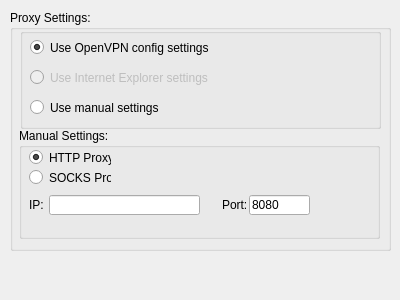
Above: proxysettings.ui from Securepoint/openvpn-client before the change. Below: the same form after it.
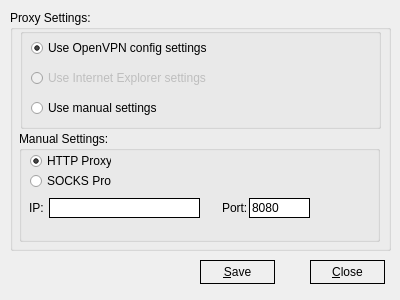
That is the form after the change. Icons and pictures are not drawn.

Diff of the .ui file:
```diff
--- a/proxysettings.ui
+++ b/proxysettings.ui
@@ -36,7 +36,7 @@
     <property name="geometry">
      <rect>
       <x>9</x>
-      <y>118</y>
+      <y>121</y>
       <width>361</width>
       <height>111</height>
      </rect>
@@ -66,6 +66,11 @@
        <height>20</height>
       </rect>
      </property>
+     <property name="styleSheet">
+      <string notr="true">:enabled {border: 1px solid black; background-color: rgb(255, 255, 255);}
+:disabled {border: 1px solid black; background-color: rgb(195, 195, 195);}
+:hover {border: 1px solid red; }</string>
+     </property>
     </widget>
     <widget class="QLabel" name="label_2">
      <property name="geometry">
@@ -89,6 +94,11 @@
        <height>20</height>
       </rect>
      </property>
+     <property name="styleSheet">
+      <string notr="true">:enabled {border: 1px solid black; background-color: rgb(255, 255, 255);}
+:disabled {border: 1px solid black; background-color: rgb(195, 195, 195);}
+:hover {border: 1px solid red; }</string>
+     </property>
      <property name="text">
       <string>8080</string>
      </property>
@@ -102,6 +112,32 @@
        <height>19</height>
       </rect>
      </property>
+     <property name="styleSheet">
+      <string notr="true">QRadioButton { 
+spacing: 5px;
+}
+
+QRadioButton::indicator {
+width: 13px;
+height: 13px;
+}
+
+QRadioButton::indicator::unchecked:enabled {
+image: url(:/images/styles/radiobutton_unchecked.png);
+}
+
+QRadioButton::indicator::checked:enabled {
+image: url(:/images/styles/radiobutton_checked.png);
+}
+
+QRadioButton::indicator::unchecked:disabled {
+image: url(:/images/styles/radiobutton_unchecked_dis.png);
+}
+
+QRadioButton::indicator::checked:disabled {
+image: url(:/images/styles/radiobutton_checked_dis.png);
+}</string>
+     </property>
      <property name="text">
       <string>HTTP Proxy</string>
      </property>
@@ -118,6 +154,32 @@
        <height>19</height>
       </rect>
      </property>
+     <property name="styleSheet">
+      <string notr="true">QRadioButton { 
+spacing: 5px;
+}
+
+QRadioButton::indicator {
+width: 13px;
+height: 13px;
+}
+
+QRadioButton::indicator::unchecked:enabled {
+image: url(:/images/styles/radiobutton_unchecked.png);
+}
+
+QRadioButton::indicator::checked:enabled {
+image: url(:/images/styles/radiobutton_checked.png);
+}
+
+QRadioButton::indicator::unchecked:disabled {
+image: url(:/images/styles/radiobutton_unchecked_dis.png);
+}
+
+QRadioButton::indicator::checked:disabled {
+image: url(:/images/styles/radiobutton_checked_dis.png);
+}</string>
+     </property>
      <property name="text">
       <string>SOCKS Proxy</string>
      </property>
@@ -144,6 +206,32 @@
        <height>19</height>
       </rect>
      </property>
+     <property name="styleSheet">
+      <string notr="true">QRadioButton { 
+spacing: 5px;
+}
+
+QRadioButton::indicator {
+width: 13px;
+height: 13px;
+}
+
+QRadioButton::indicator::unchecked:enabled {
+image: url(:/images/styles/radiobutton_unchecked.png);
+}
+
+QRadioButton::indicator::checked:enabled {
+image: url(:/images/styles/radiobutton_checked.png);
+}
+
+QRadioButton::indicator::unchecked:disabled {
+image: url(:/images/styles/radiobutton_unchecked_dis.png);
+}
+
+QRadioButton::indicator::checked:disabled {
+image: url(:/images/styles/radiobutton_checked_dis.png);
+}</string>
+     </property>
      <property name="text">
       <string>Use OpenVPN config settings</string>
      </property>
@@ -163,6 +251,32 @@
        <height>19</height>
       </rect>
      </property>
+     <property name="styleSheet">
+      <string notr="true">QRadioButton { 
+spacing: 5px;
+}
+
+QRadioButton::indicator {
+width: 13px;
+height: 13px;
+}
+
+QRadioButton::indicator::unchecked:enabled {
+image: url(:/images/styles/radiobutton_unchecked.png);
+}
+
+QRadioButton::indicator::checked:enabled {
+image: url(:/images/styles/radiobutton_checked.png);
+}
+
+QRadioButton::indicator::unchecked:disabled {
+image: url(:/images/styles/radiobutton_unchecked_dis.png);
+}
+
+QRadioButton::indicator::checked:disabled {
+image: url(:/images/styles/radiobutton_checked_dis.png);
+}</string>
+     </property>
      <property name="text">
       <string>Use Internet Explorer settings</string>
      </property>
@@ -176,6 +290,32 @@
        <height>19</height>
       </rect>
      </property>
+     <property name="styleSheet">
+      <string notr="true">QRadioButton { 
+spacing: 5px;
+}
+
+QRadioButton::indicator {
+width: 13px;
+height: 13px;
+}
+
+QRadioButton::indicator::unchecked:enabled {
+image: url(:/images/styles/radiobutton_unchecked.png);
+}
+
+QRadioButton::indicator::checked:enabled {
+image: url(:/images/styles/radiobutton_checked.png);
+}
+
+QRadioButton::indicator::unchecked:disabled {
+image: url(:/images/styles/radiobutton_unchecked_dis.png);
+}
+
+QRadioButton::indicator::checked:disabled {
+image: url(:/images/styles/radiobutton_checked_dis.png);
+}</string>
+     </property>
      <property name="text">
       <string>Use manual settings</string>
      </property>
@@ -191,8 +331,13 @@
      <height>24</height>
     </rect>
    </property>
+   <property name="styleSheet">
+    <string notr="true">:enabled {border: 1px solid black}
+:disabled {border: 1px solid black}
+:hover {background-color: rgb(195, 195, 195);}</string>
+   </property>
    <property name="text">
-    <string/>
+    <string>&amp;Save</string>
    </property>
    <property name="icon">
     <iconset resource="systray.qrc">
@@ -217,8 +362,13 @@
      <height>24</height>
     </rect>
    </property>
+   <property name="styleSheet">
+    <string notr="true">:enabled {border: 1px solid black}
+:disabled {border: 1px solid black}
+:hover {background-color: rgb(195, 195, 195);}</string>
+   </property>
    <property name="text">
-    <string/>
+    <string>&amp;Close</string>
    </property>
    <property name="icon">
     <iconset resource="systray.qrc">
@@ -226,7 +376,7 @@
    </property>
    <property name="iconSize">
     <size>
-     <width>30</width>
+     <width>16</width>
      <height>16</height>
     </size>
    </property>
```
